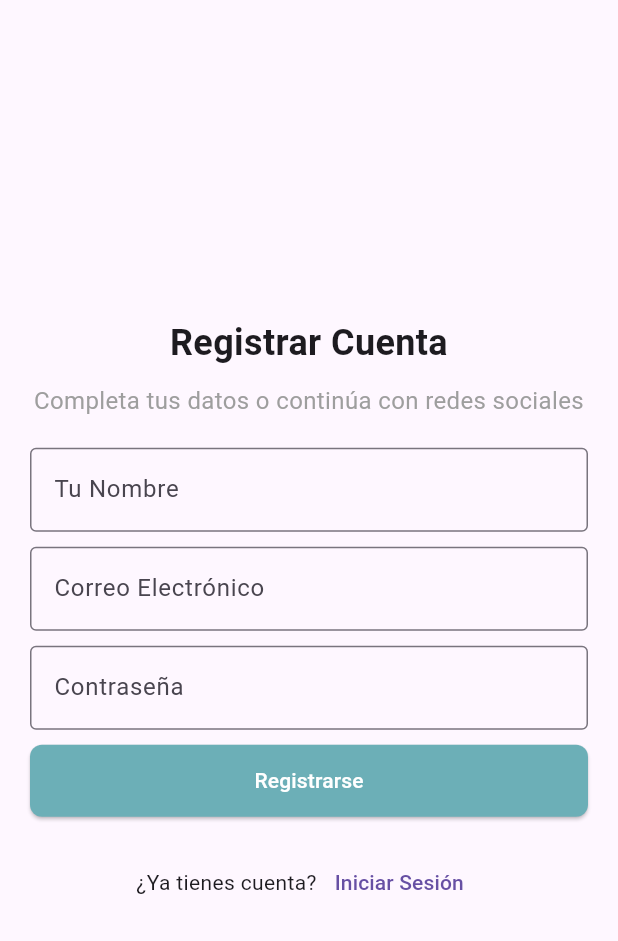
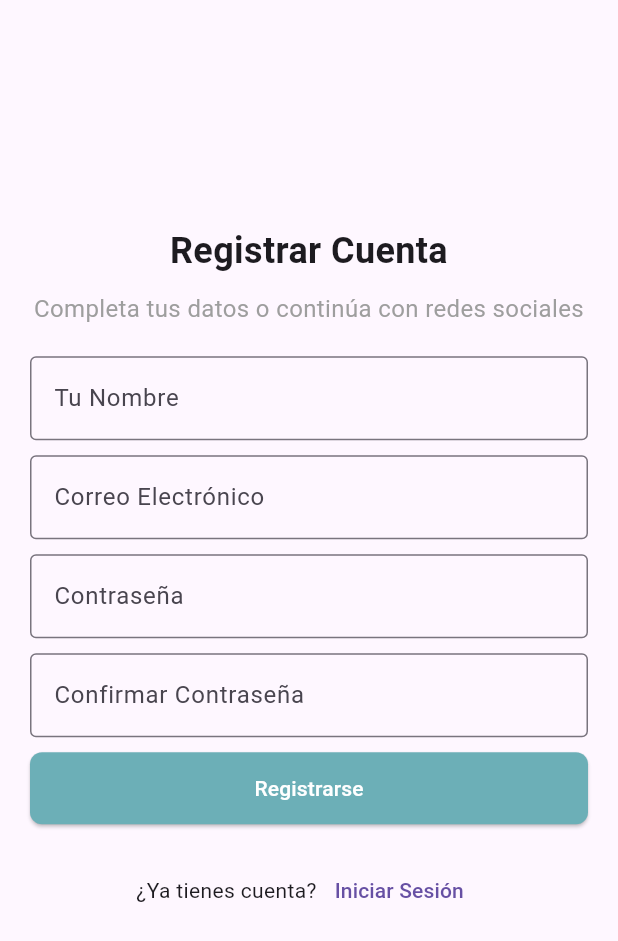
Before and after one commit to FabRangel/INRight, a Flutter app: the RegisterScreen screen opened by its route, after a tap on "Registrarse", after a tap on "Iniciar Sesión", after a tap on "Crea una cuenta", on a phone screen of 412 x 824 dp. Shown: the top 941 px of the screen. Run offline on Flutter 3.47's test engine with Material 3 defaults, Android fonts, the phone set to English and light mode, and no system bars; our stand-ins replace animated_notch_bottom_bar, audioplayers, awesome_snackbar_content, cloud_firestore, firebase_auth, firebase_core and 8 more; missing offline and left inert: flutter_email_sender; accounts and stored records are empty.

Commit message:
Feat: validacion de usuario y contraseña

```diff
--- a/lib/features/auth/presentation/register_screen.dart
+++ b/lib/features/auth/presentation/register_screen.dart
@@ -1,7 +1,8 @@
 import 'package:flutter/material.dart';
 import 'package:firebase_auth/firebase_auth.dart';
 import 'package:cloud_firestore/cloud_firestore.dart';
-
+import 'package:inright/features/auth/presentation/email_verification_modal.dart';
+import 'package:awesome_snackbar_content/awesome_snackbar_content.dart';
 import 'widgets/custom_button.dart';
 import 'widgets/custom_text_field.dart';
 import 'package:inright/services/auth/firebaseAuth.service.dart';
@@ -18,7 +19,33 @@ class _RegisterScreenState extends State<RegisterScreen> {
   final _nameController = TextEditingController();
   final _emailController = TextEditingController();
   final _passwordController = TextEditingController();
+  final _confirmPasswordController = TextEditingController();
   final _authService = FirebaseAuthService();
+
+  void _showTopSnackBar(
+    BuildContext context,
+    String title,
+    String message,
+    ContentType type,
+    Color color,
+  ) {
+    final snackBar = SnackBar(
+      elevation: 0,
+      behavior: SnackBarBehavior.floating,
+      backgroundColor: Colors.transparent,
+      content: AwesomeSnackbarContent(
+        title: title,
+        message: message,
+        contentType: type,
+        color: color,
+        inMaterialBanner: true,
+      ),
+    );
+
+    ScaffoldMessenger.of(context)
+      ..hideCurrentSnackBar()
+      ..showSnackBar(snackBar);
+  }
 
   Future<void> _registerUser() async {
     try {
@@ -31,7 +58,18 @@ class _RegisterScreenState extends State<RegisterScreen> {
       ScaffoldMessenger.of(context).showSnackBar(
         const SnackBar(content: Text("Usuario registrado correctamente")),
       );
+      await FirebaseAuth.instance.currentUser?.sendEmailVerification();
+      // Show email verification modal
+      _showTopSnackBar(
+        context,
+        "Usuario Registrado",
+        "Por favor, verifica tu correo electrónico para activar tu cuenta.",
+        ContentType.success,
+        Colors.green,
+      );
+      if (mounted) {
         Navigator.pushReplacementNamed(context, '/login');
+      }
     } on FirebaseAuthException catch (e) {
       String message = 'Error al registrar';
       if (e.code == 'email-already-in-use') {
@@ -51,12 +89,26 @@ class _RegisterScreenState extends State<RegisterScreen> {
   }
 
   @override
+  void dispose() {
+    _nameController.dispose();
+    _emailController.dispose();
+    _passwordController.dispose();
+    _confirmPasswordController.dispose();
+    super.dispose();
+  }
+
+  @override
   Widget build(BuildContext context) {
     return Scaffold(
       body: SafeArea(
         child: Padding(
           padding: const EdgeInsets.all(20.0),
-          child: Center(
+          child: SingleChildScrollView(
+            child: ConstrainedBox(
+              constraints: BoxConstraints(
+                minHeight: MediaQuery.of(context).size.height - kToolbarHeight,
+              ),
+              child: IntrinsicHeight(
                 child: Form(
                   key: _formKey,
                   child: Column(
@@ -66,7 +118,10 @@ class _RegisterScreenState extends State<RegisterScreen> {
                       const Text(
                         "Registrar Cuenta",
                         textAlign: TextAlign.center,
-                    style: TextStyle(fontSize: 24, fontWeight: FontWeight.bold),
+                        style: TextStyle(
+                          fontSize: 24,
+                          fontWeight: FontWeight.bold,
+                        ),
                       ),
                       const SizedBox(height: 10),
                       const Text(
@@ -112,6 +167,19 @@ class _RegisterScreenState extends State<RegisterScreen> {
                         },
                       ),
                       const SizedBox(height: 10),
+                      CustomTextField(
+                        label: "Confirmar Contraseña",
+                        isPassword: true,
+                        controller: _confirmPasswordController,
+                        validator: (value) {
+                          if (value == null || value.isEmpty)
+                            return 'Confirma tu contraseña';
+                          if (value != _passwordController.text)
+                            return 'Las contraseñas no coinciden';
+                          return null;
+                        },
+                      ),
+                      const SizedBox(height: 10),
                       CustomButton(
                         label: "Registrarse",
                         buttonColor: const Color(0xFF6CAFB7),
@@ -140,7 +208,10 @@ class _RegisterScreenState extends State<RegisterScreen> {
                           ),
                         ],
                       ),
+                      const SizedBox(height: 40),
                     ],
+                  ),
+                ),
               ),
             ),
           ),
```
Lines whose indentation alone changed are shown as unchanged.
